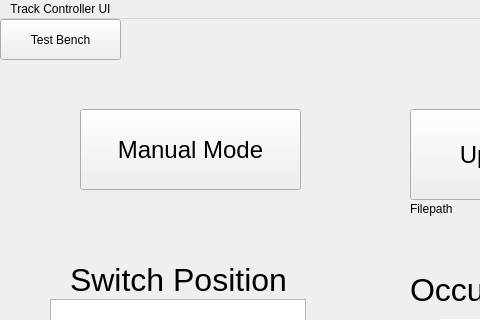
The window that Track_Controller_SW/track_controller.ui (LucasZ99/ECE1140SystemsEngineeringProject) describes before a commit, drawn with Qt 5; both pictures show x 0 to 480 and y 0 to 320 of the 757 by 649 pixel window.
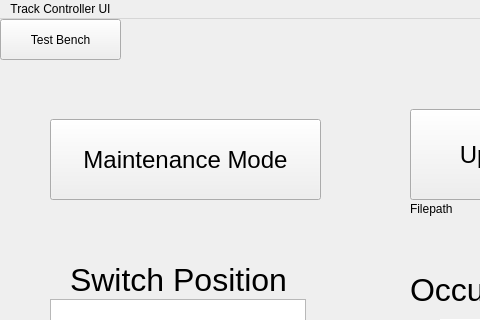
The same window after the commit.

```diff
--- a/Track_Controller_SW/track_controller.ui
+++ b/Track_Controller_SW/track_controller.ui
@@ -23,9 +23,9 @@
    <widget class="QPushButton" name="manual_mode">
     <property name="geometry">
      <rect>
-      <x>80</x>
-      <y>90</y>
-      <width>221</width>
+      <x>50</x>
+      <y>100</y>
+      <width>271</width>
       <height>81</height>
      </rect>
     </property>
@@ -44,7 +44,7 @@
      <cursorShape>PointingHandCursor</cursorShape>
     </property>
     <property name="text">
-     <string>Manual Mode</string>
+     <string>Maintenance Mode</string>
     </property>
    </widget>
    <widget class="QPushButton" name="browse">
```
Left out of the diff: 2 changed lines with no effect on the pictures.
